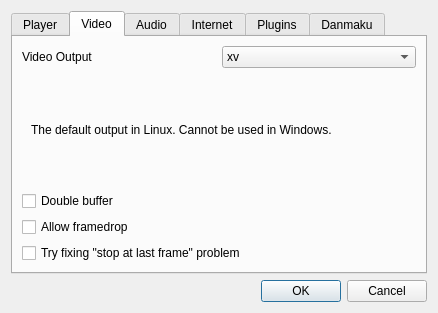
The window that src/settingsdialog.ui (coslyk/moonplayer) describes before a commit, drawn with Qt 5.
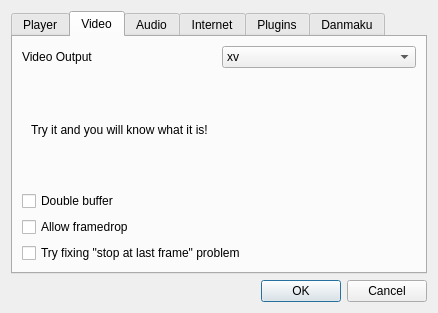
The same window after the commit. The open tabs and pages were chosen to show the change.

What changed in the file:
```diff
--- a/src/settingsdialog.ui
+++ b/src/settingsdialog.ui
@@ -225,6 +225,17 @@
            </item>
           </layout>
          </widget>
+         <widget class="QWidget" name="page_8">
+          <layout class="QHBoxLayout" name="horizontalLayout_4">
+           <item>
+            <widget class="QLabel" name="cacaLabel">
+             <property name="text">
+              <string>Try it and you will know what it is!</string>
+             </property>
+            </widget>
+           </item>
+          </layout>
+         </widget>
         </widget>
        </item>
        <item>
```
Left out of the diff: 5 changed lines with no effect on the pictures.
